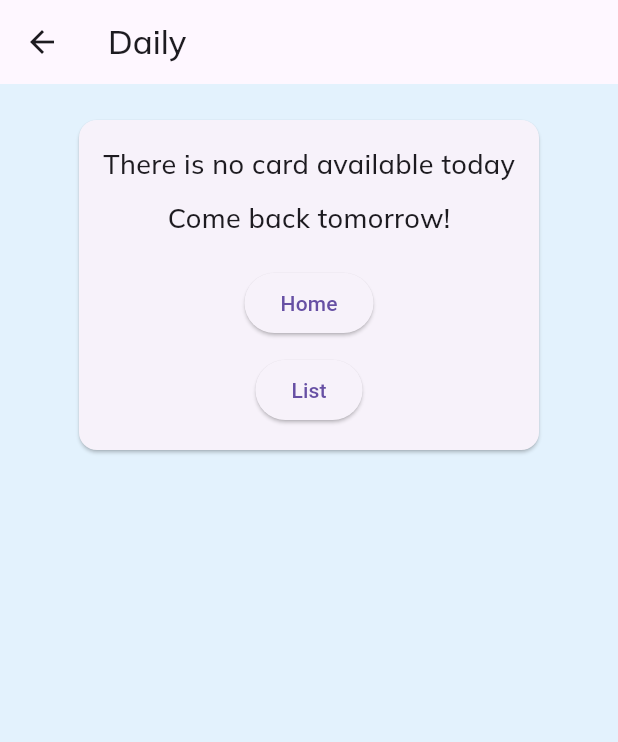
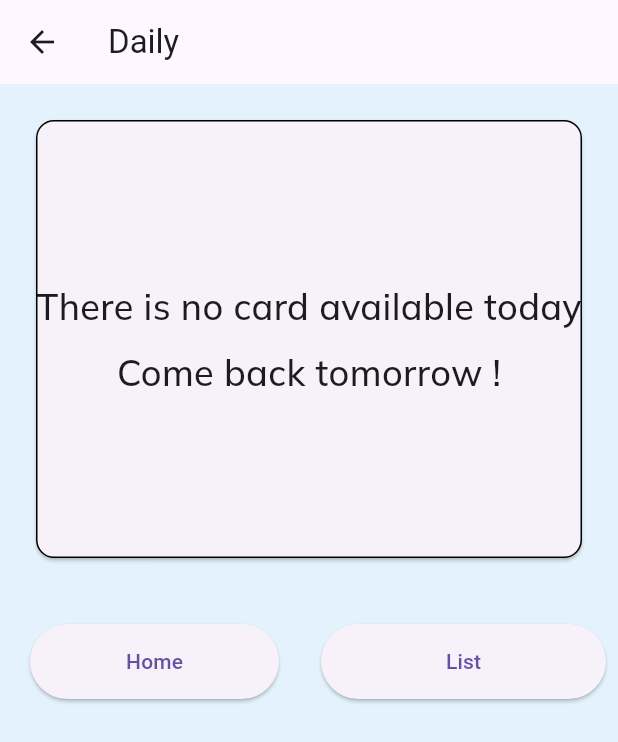
Before and after one commit to Doktity/leitner, a Flutter app: the DailyPage screen opened directly, on a phone screen of 412 x 824 dp. Shown: the top 742 px of the screen. Run offline on Flutter 3.47's test engine with Material 3 defaults, Android fonts, the phone set to English and light mode, and no system bars; our stand-ins replace cloud_firestore, firebase_auth, firebase_core, google_sign_in, shared_preferences; missing offline and left inert: dart:html, dart:js; accounts and stored records are empty; generated files the repository leaves out were written again.

Commit message:
Finilisation manage daily

```diff
--- a/lib/main.dart
+++ b/lib/main.dart
@@ -39,6 +39,7 @@ class MyApp extends StatefulWidget {
     return MaterialApp(
       title: 'Leitner',
       theme: ThemeData(
+        fontFamily: "Mulish",
         primarySwatch: Colors.blue,
         visualDensity: VisualDensity.adaptivePlatformDensity,
       ),
--- a/lib/pages/DailyPage.dart
+++ b/lib/pages/DailyPage.dart
@@ -22,6 +22,7 @@ class _DailyPageState extends State<DailyPage> {
   int periode = 1;
   final String userId = FirebaseAuth.instance.currentUser?.uid ?? '';
   bool noCardsAvailable = false;
+  bool isLoading = true;
 
   @override
   void initState() {
@@ -36,6 +37,7 @@ class _DailyPageState extends State<DailyPage> {
     } catch (e) {
       noCardsAvailable = true;
     }
+    isLoading = false;
     setState(() {}); // Trigger a rebuild after data is loaded
   }
 
@@ -50,13 +52,9 @@ class _DailyPageState extends State<DailyPage> {
     return Scaffold(
       backgroundColor: Colors.blue.shade50,
       appBar: AppBar(
-        title: Text(AppLocalizations.of(context)!.daily,
-          style: TextStyle(
-            fontFamily: "Mulish",
-          ),
-        ),
+        title: Text(AppLocalizations.of(context)!.daily),
         leading: IconButton(
-          icon: Icon(Icons.arrow_back),
+          icon: const Icon(Icons.arrow_back),
           onPressed: () {
             // Navigate to HomePage
             Navigator.of(context).pushAndRemoveUntil(
@@ -67,82 +65,122 @@ class _DailyPageState extends State<DailyPage> {
         ),
       ),
       body: SingleChildScrollView(
-        child: (card == {}) ?
-        const Center(child: CircularProgressIndicator())
+        child: (isLoading) ?
+        Container(
+          margin: EdgeInsets.all(20),
+          child: const SizedBox(
+            height: 300,
+            width: double.infinity,
+            child: Card(
+              shape: RoundedRectangleBorder(
+                side: BorderSide(
+                  color: Colors.black,
+                ),
+                borderRadius: BorderRadius.all(Radius.circular(12)),
+              ),
+              child: Center(
+                child: CircularProgressIndicator(),
+              ),
+            ),
+          ),
+        )
         : noCardsAvailable ?
           Column(
             children: [
               Container(
-                margin: EdgeInsets.all(20),
-                child: Center(
+                margin: const EdgeInsets.all(20),
+                child: SizedBox(
+                  height: 300,
+                  width: double.infinity,
                   child: Card(
+                    shape: const RoundedRectangleBorder(
+                      side: BorderSide(
+                        color: Colors.black,
+                      ),
+                      borderRadius: BorderRadius.all(Radius.circular(12)),
+                    ),
+                    child: Column(
+                      mainAxisAlignment: MainAxisAlignment.center,
+                      children: [
+                        Text(
+                          AppLocalizations.of(context)!.no_cards,
+                          style: const TextStyle(
+                              fontSize: 24,
+                              fontFamily: "Mulish",
+                          ),
+                        ),
+                        const SizedBox(height: 10,),
+                        Text(
+                          AppLocalizations.of(context)!.come_back,
+                          style: const TextStyle(
+                            fontSize: 24,
+                            fontFamily: "Mulish",
+                          ),
+                        ),
+                      ],
+                    ),
+                  ),
+                ),
+              ),
+              Row(
+                mainAxisAlignment: MainAxisAlignment.center,
+                children: [
+                  Expanded(
                     child: Padding(
-                      padding: EdgeInsets.all(16.0),
-                      child: Column(
-                        children: [
-                          Text(
-                            "There is no card available today",
-                            style: TextStyle(
-                                fontSize: 18,
-                                fontFamily: "Mulish",
-                            ),
-                          ),
-                          SizedBox(height: 10,),
-                          Text(
-                            "Come back tomorrow!",
-                            style: TextStyle(
-                              fontSize: 18,
-                              fontFamily: "Mulish",
-                            ),
-                          ),
-                          SizedBox(height: 20,),
-                          ElevatedButton(
-                            onPressed: () {
-                              // Navigate to HomePage
-                              Navigator.of(context).pushAndRemoveUntil(
-                                MaterialPageRoute(builder: (context) => HomePage()),
-                                    (Route<dynamic> route) => false,
-                              );
-                            },
-                            child: Text("Home"),
-                          ),
-                          SizedBox(height: 10), // Spacing
-                          ElevatedButton(
-                            onPressed: () {
-                              // Navigate to ListPage (replace 'ListPage()' with your actual ListPage class)
-                              Navigator.of(context).push(
-                                MaterialPageRoute(builder: (context) => ListPage()),
-                              );
-                            },
-                            child: Text("List"),
-                          ),
-                        ],
+                      padding: const EdgeInsets.all(20.0),
+                      child: ElevatedButton(
+                        onPressed: () {
+                          Navigator.of(context).pushAndRemoveUntil(
+                            MaterialPageRoute(builder: (context) => HomePage()),
+                                (Route<dynamic> route) => false,
+                          );
+                        },
+                        style: ElevatedButton.styleFrom(
+                          minimumSize: const Size(double.infinity, 50),
+                        ),
+                        child: Text(AppLocalizations.of(context)!.home),
                       ),
                     ),
                   ),
-                ),
+                  Expanded(
+                    child: Padding(
+                      padding: const EdgeInsets.all(8.0),
+                      child: ElevatedButton(
+                        onPressed: () {
+                          Navigator.of(context).push(
+                            MaterialPageRoute(builder: (context) => const ListPage()),
+                          );
+                        },
+                        style: ElevatedButton.styleFrom(
+                          minimumSize: const Size(double.infinity, 50),
+                        ),
+                        child: Text(AppLocalizations.of(context)!.list),
+                      ),
+                    ),
+                  ),
+                ],
               ),
             ],
           )
           : Column(
             children: [
               Container(
-                margin: EdgeInsets.all(20),
+                margin: const EdgeInsets.all(20),
                 child: SizedBox(
                   height: 300,
                   width: double.infinity,
                   child: Card(
-                    shape: RoundedRectangleBorder(
+                    shape: const RoundedRectangleBorder(
                       side: BorderSide(
                         color: Colors.black,
                       ),
-                      borderRadius: const BorderRadius.all(Radius.circular(12)),
+                      borderRadius: BorderRadius.all(Radius.circular(12)),
                     ),
                     child: Center(
                       child: Text(
                         card['question'] ?? '',
                         textAlign: TextAlign.center,
-                        style: TextStyle(
+                        style: const TextStyle(
                           fontSize: 24,
                           fontFamily: "Mulish",
                         ),
@@ -152,7 +190,7 @@ class _DailyPageState extends State<DailyPage> {
                 ),
               ),
               Container(
-                margin: EdgeInsets.all(20),
+                margin: const EdgeInsets.all(20),
                 child: Column(
                   children: [
                     Form(
@@ -161,20 +199,20 @@ class _DailyPageState extends State<DailyPage> {
                         decoration: InputDecoration(
                           filled: true,
                           fillColor: Colors.white,
-                          labelText: "Réponse",
-                          hintText: "Entrez votre réponse",
-                          border: OutlineInputBorder(),
+                          labelText: AppLocalizations.of(context)!.answer,
+                          hintText: AppLocalizations.of(context)!.enter_answer,
+                          border: const OutlineInputBorder(),
                         ),
                         validator: (value) {
                           if (value == null || value.isEmpty) {
-                            return "Champs obligatoire";
+                            return AppLocalizations.of(context)!.error_required_fields;
                           }
                           return null;
                         },
                         controller: reponseController,
                       ),
                     ),
-                    SizedBox(height: 20,),
+                    const SizedBox(height: 20,),
                     SizedBox(
                       width: double.infinity,
                       height: 50,
@@ -198,7 +236,7 @@ class _DailyPageState extends State<DailyPage> {
                             );
                           }
                         },
-                        child: Text("Envoyer"),
+                        child: Text(AppLocalizations.of(context)!.send),
                       ),
                     ),
                   ],
```
Also changed, not shown: lib/l10n/leitner_en.arb (+28 -1 lines), lib/l10n/leitner_es.arb (+11 -1 lines), lib/l10n/leitner_fr.arb (+11 -1 lines), lib/pages/AnswerPage.dart (+6 -13 lines).
